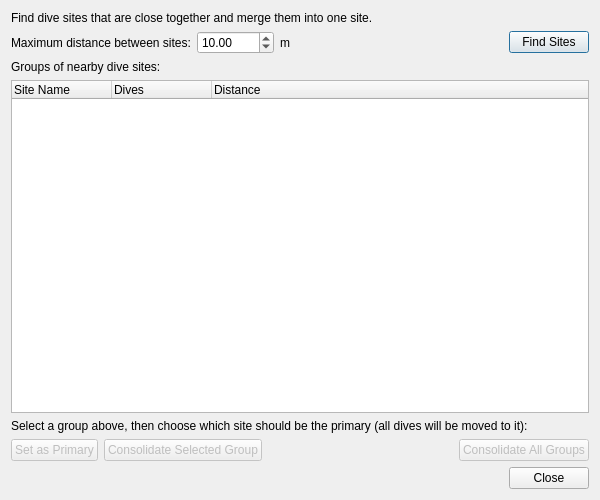
First picture: the form in desktop-widgets/consolidatedivesitesdialog.ui, repository llathrop/subsurface, before the edit.
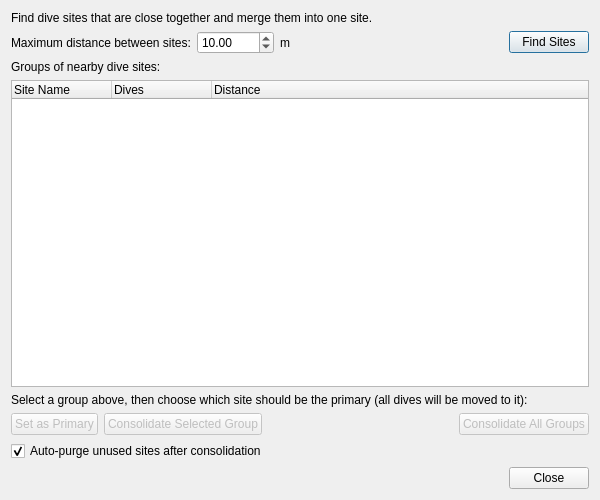
Second picture: the form after the edit.

Commit message: Feature 1: Optimize dive site clustering and refactor to corelib

The edit to the form file:
```diff
--- a/desktop-widgets/consolidatedivesitesdialog.ui
+++ b/desktop-widgets/consolidatedivesitesdialog.ui
@@ -165,6 +165,16 @@
      </item>
     </layout>
    </item>
+   <item>
+    <widget class="QCheckBox" name="autoPurgeCheckBox">
+     <property name="text">
+      <string>Auto-purge unused sites after consolidation</string>
+     </property>
+     <property name="checked">
+      <bool>true</bool>
+     </property>
+    </widget>
+   </item>
    <item>
     <widget class="QDialogButtonBox" name="buttonBox">
      <property name="orientation">
```
The commit also changes 9 other files.
